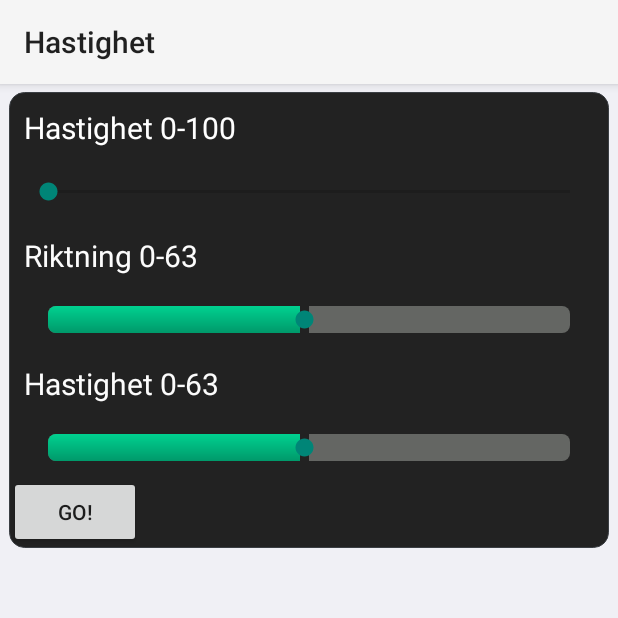
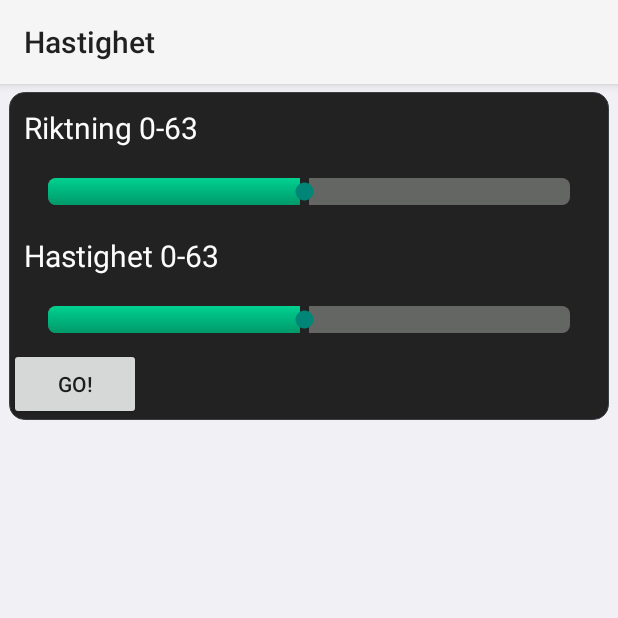
Before and after one commit to Junttila/DAT290-7, an Android app: the SeekBarActivity screen opened directly, with no data from a screen before it, on a phone screen of 412 x 824 dp, the top half of it. Run offline under Robolectric (Android 15) with nearby library versions, the phone set to English and light mode, and no system bars; our stand-ins replace ButterKnife; libraries missing offline, so code that uses them is left out: com.daimajia.easing, com.nineoldandroids.animation.

Commit message:
Finalized signaling

```diff
--- a/programming-app/BluetoothTest1/app/src/main/java/com/javacodegeeks/android/bluetoothtest/SeekBarActivity.java
+++ b/programming-app/BluetoothTest1/app/src/main/java/com/javacodegeeks/android/bluetoothtest/SeekBarActivity.java
@@ -121,7 +121,7 @@ public class SeekBarActivity extends Activity {
 
                 final int duration = 750;
                 int progress = seekBar.getProgress();
-                setProgressAnimated(seekBar, progress, SNAP_MIDDLE, Skill.ElasticEaseOut, duration);
+                setProgressAnimated(seekBar, progress, SNAP_MIDDLE, Skill.ElasticEaseOut, 0);
 
                 byte[] bytes = {(byte)31 | 64};
                 try {
@@ -143,7 +143,7 @@ public class SeekBarActivity extends Activity {
                 progressChanged = progress;
                /* Toast.makeText(getApplicationContext(), progress,
                         Toast.LENGTH_SHORT).show();*/
-                byte[] bytes = {(byte)(progress | 127)};
+                byte[] bytes = {(byte)(progress | 128)};
                 Toast.makeText(getApplicationContext(), Byte.toString(bytes[0]),
                         Toast.LENGTH_SHORT).show();
 
@@ -168,7 +168,7 @@ public class SeekBarActivity extends Activity {
                 int progress = seekBar.getProgress();
                 setProgressAnimated(seekBar, progress, SNAP_MIDDLE, Skill.ElasticEaseOut, duration);
 
-                byte[] bytes = {(byte)31 | 127};
+                byte[] bytes = {(byte)(31 | 128)};
                 try {
                     outStream.write(bytes);
                 }
--- a/programming-app/BluetoothTest1/app/src/main/res/layout/activity_seekbar.xml
+++ b/programming-app/BluetoothTest1/app/src/main/res/layout/activity_seekbar.xml
@@ -12,21 +12,7 @@
             android:orientation="vertical"
             android:visibility="visible">
 
-        <TextView
-                android:layout_width="wrap_content"
-                android:layout_height="wrap_content"
-                android:padding="10dp"
-                android:text="Hastighet 0-100"
-                android:textColor="#ffffff"
-                android:textSize="20sp"/>
 
-        <SeekBar
-                android:id="@+id/seek1"
-                android:layout_width="fill_parent"
-                android:layout_height="wrap_content"
-                android:layout_margin="10dp"
-                android:progress="00"
-                android:secondaryProgress="00"/>
 
         <TextView
                 android:layout_width="wrap_content"
```
